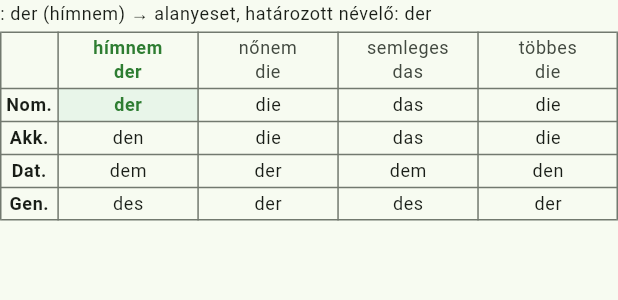
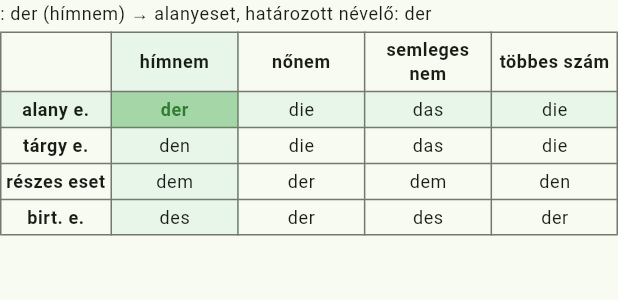
Before and after one commit to Mongoouse/szokartya, a Flutter app: the ArticleTableView widget shown alone on an empty page, opened directly with empty values, on a phone screen of 412 x 824 dp. Shown: the top 300 px of the screen. Run offline on Flutter 3.47's test engine with Material 3 defaults, Android fonts, the phone set to English and light mode, and no system bars; our stand-ins replace connectivity_plus, flutter_riverpod, flutter_secure_storage, flutter_tts, share_plus, sqflite and 1 more; accounts and stored records are empty.

Commit message:
Kártya és névelőtáblázat: példamondat a kártyán, új kiemelés
- a példamondat a kártya hátlapján, középre igazítva, a többes szám sora helyén
- az értékelés és a táblázat közvetlenül a kártya alatt, a Tovább gomb lent
- fejlécek: hímnem, nőnem, semleges nem, többes szám; alany e., tárgy e.,
  részes eset, birt. e.
- kiemelés: lágy zöld sor és oszlop, erősebb zöld metszet, vastag zöld alak,
  a megváltozott végződés feketével aláhúzva
- összevont alaknál (am, zum …) „Rendhagyó” és az elöljáró vonzata

Co-Authored-By: Claude Opus 5.5 <noreply@anthropic.com>
Claude-Session: https://claude.ai/code/session_015WFxntyyivNP2iXXQGq3oK

```diff
--- a/mobile/lib/domain/article_table.dart
+++ b/mobile/lib/domain/article_table.dart
@@ -9,15 +9,20 @@
 library;
 
 enum ArticleCase {
-  nominative('NOMINATIVE', 'Nom.', 'alanyeset'),
-  accusative('ACCUSATIVE', 'Akk.', 'tárgyeset'),
-  dative('DATIVE', 'Dat.', 'részes eset'),
-  genitive('GENITIVE', 'Gen.', 'birtokos eset');
+  nominative('NOMINATIVE', 'Nom.', 'alany e.', 'alanyeset'),
+  accusative('ACCUSATIVE', 'Akk.', 'tárgy e.', 'tárgyeset'),
+  dative('DATIVE', 'Dat.', 'részes eset', 'részes eset'),
+  genitive('GENITIVE', 'Gen.', 'birt. e.', 'birtokos eset');
 
-  const ArticleCase(this.code, this.abbreviation, this.nameHu);
+  const ArticleCase(this.code, this.abbreviation, this.label, this.nameHu);
 
   final String code;
+
+  /// Német rövidítés a vonzat jelöléséhez (an + Dat.).
   final String abbreviation;
+
+  /// A táblázat sorának fejléce.
+  final String label;
   final String nameHu;
 }
 
@@ -37,8 +42,8 @@ enum ArticleType {
 enum ArticleColumn {
   masculine('hímnem', 'der'),
   feminine('nőnem', 'die'),
-  neuter('semleges', 'das'),
-  plural('többes', 'die');
+  neuter('semleges nem', 'das'),
+  plural('többes szám', 'die');
 
   const ArticleColumn(this.nameHu, this.definite);
 
--- a/mobile/lib/features/study/article_table_view.dart
+++ b/mobile/lib/features/study/article_table_view.dart
@@ -6,22 +6,28 @@ import '../../domain/article_table.dart';
 Color articleHighlightColor(BuildContext context) =>
     Theme.of(context).brightness == Brightness.dark ? Colors.green.shade300 : Colors.green.shade800;
 
-Color _highlightBackground(BuildContext context) =>
-    Theme.of(context).brightness == Brightness.dark ? Colors.green.withValues(alpha: 0.25) : Colors.green.shade50;
+/// A kiemelt sor és oszlop lágy háttere.
+Color _softBackground(BuildContext context) =>
+    Theme.of(context).brightness == Brightness.dark ? Colors.green.withValues(alpha: 0.14) : Colors.green.shade50;
+
+/// A sor és az oszlop metszete: erősebb zöld.
+Color _strongBackground(BuildContext context) =>
+    Theme.of(context).brightness == Brightness.dark ? Colors.green.withValues(alpha: 0.4) : Colors.green.shade200;
 
 /// A példamondat, benne a névelő (einen, zum …) zölden, vastagon kiemelve.
 class HighlightedSentence extends StatelessWidget {
-  const HighlightedSentence({super.key, required this.sentence, required this.form, this.style});
+  const HighlightedSentence({super.key, required this.sentence, required this.form, this.style, this.textAlign});
 
   final String sentence;
   final String? form;
   final TextStyle? style;
+  final TextAlign? textAlign;
 
   @override
   Widget build(BuildContext context) {
     final form = this.form;
     final match = form == null ? null : _findWord(sentence, form);
-    if (form == null || match == null) return Text(sentence, style: style);
+    if (form == null || match == null) return Text(sentence, style: style, textAlign: textAlign);
     final highlight = TextStyle(fontWeight: FontWeight.bold, color: articleHighlightColor(context));
     return Text.rich(
       TextSpan(
@@ -32,6 +38,7 @@ class HighlightedSentence extends StatelessWidget {
           TextSpan(text: sentence.substring(match + form.length)),
         ],
       ),
+      textAlign: textAlign,
     );
   }
 }
@@ -42,10 +49,12 @@ int? _findWord(String sentence, String word) {
   return pattern.firstMatch(sentence)?.start;
 }
 
-/// Névelőtáblázat a példamondat alatt: négy eset × három nem + többes szám,
-/// a mondatbeli névelő fajtájának alakjaival. Zölden, vastagon kiemelve a cella,
-/// amelyből a mondat névelője származik, és az oszlop fejléce (a főnév névelője,
-/// pl. der) – így látszik, hogy a der-ből lett az ein**en**.
+/// Névelőtáblázat: négy eset × három nem + többes szám, a mondatbeli névelő
+/// fajtájának alakjaival (der/ein/kein/mein …).
+///
+/// Kiemelés: a főnév nemének oszlopa és a mondat esetének sora lágy zöld
+/// hátteret kap, a metszetük erősebb zöldet; a metszet alakja vastag zöld, a
+/// megváltozott végződés (ein**en**) feketével, egyszeresen aláhúzva.
 class ArticleTableView extends StatelessWidget {
   const ArticleTableView({super.key, required this.article, required this.gender, required this.lemma});
 
@@ -60,46 +69,68 @@ class ArticleTableView extends StatelessWidget {
     final column = article.column(gender);
     if (column == null) return const SizedBox.shrink();
     final theme = Theme.of(context);
-    final green = articleHighlightColor(context);
     final small = theme.textTheme.bodySmall;
     final border = BorderSide(color: theme.dividerColor);
+    final soft = _softBackground(context);
 
-    Widget pad(Widget child, {Color? background, Key? key}) => Container(
+    // A cella a sor teljes magasságát kitölti, így a háttér egybefüggő sávot ad.
+    Widget box(Widget child, {Color? background, Key? key}) => TableCell(
+          verticalAlignment: TableCellVerticalAlignment.intrinsicHeight,
+          child: Container(
             key: key,
             color: background,
-          padding: const EdgeInsets.symmetric(horizontal: 4, vertical: 3),
+            padding: const EdgeInsets.symmetric(horizontal: 4, vertical: 4),
             alignment: Alignment.center,
             child: child,
+          ),
         );
 
     final header = TableRow(
       children: [
-        pad(const SizedBox.shrink()),
+        box(const SizedBox.shrink()),
         for (final c in ArticleColumn.values)
-          pad(
-            Text(
-              '${c.nameHu}\n${c.definite}',
-              textAlign: TextAlign.center,
-              style: c == column
-                  ? small?.copyWith(fontWeight: FontWeight.bold, color: green)
-                  : small?.copyWith(color: theme.colorScheme.onSurfaceVariant),
-            ),
+          box(
+            Text(c.nameHu, textAlign: TextAlign.center, style: small?.copyWith(fontWeight: FontWeight.w600)),
+            background: c == column ? soft : null,
           ),
       ],
     );
 
-    TableRow row(ArticleCase c) => TableRow(
+    TableRow row(ArticleCase c) {
+      final inRow = c == article.grammaticalCase;
+      return TableRow(
         children: [
-            pad(Text(c.abbreviation, style: small?.copyWith(fontWeight: FontWeight.w600))),
-            for (final col in ArticleColumn.values) _cell(context, c, col, isTarget: c == article.grammaticalCase && col == column, pad: pad),
+          box(
+            Text(c.label, style: small?.copyWith(fontWeight: FontWeight.w600)),
+            background: inRow ? soft : null,
+          ),
+          for (final col in ArticleColumn.values)
+            _cell(context, c, col, row: inRow, column: col == column, box: box),
         ],
       );
+    }
 
+    final contraction = article.contraction;
     return Column(
       key: const Key('articleTable'),
       crossAxisAlignment: CrossAxisAlignment.start,
       children: [
         Text(_explanation(column), key: const Key('articleExplanation'), style: small),
+        // Összevont alak (am, zum, ins …): az elöljáró vonzata is látszik.
+        if (contraction != null)
+          Text.rich(
+            TextSpan(
+              style: small,
+              children: [
+                const TextSpan(text: 'Rendhagyó: ', style: TextStyle(fontWeight: FontWeight.bold)),
+                TextSpan(
+                  text: '${article.form} = ${contraction.$1} + ${contraction.$2}, '
+                      'vonzat: ${contraction.$1} + ${article.grammaticalCase.abbreviation}',
+                ),
+              ],
+            ),
+            key: const Key('articleIrregular'),
+          ),
         const SizedBox(height: 4),
         Table(
           border: TableBorder(
@@ -122,28 +153,35 @@ class ArticleTableView extends StatelessWidget {
     BuildContext context,
     ArticleCase c,
     ArticleColumn col, {
-    required bool isTarget,
-    required Widget Function(Widget child, {Color? background, Key? key}) pad,
+    required bool row,
+    required bool column,
+    required Widget Function(Widget child, {Color? background, Key? key}) box,
   }) {
     final small = Theme.of(context).textTheme.bodySmall;
+    final target = row && column;
+    final background = target ? _strongBackground(context) : (row || column ? _softBackground(context) : null);
     final form = article.cell(c, col);
-    if (form == null) return pad(Text('—', style: small));
-    final green = articleHighlightColor(context);
-    final base = isTarget ? small?.copyWith(fontWeight: FontWeight.bold, color: green) : small;
-    // A végződés (ein-en) külön kiemelve, hogy látszódjon, mi változott.
-    final ending = form.ending.isEmpty ? null : (isTarget ? base : base?.copyWith(fontWeight: FontWeight.w600));
-    return pad(
+    if (form == null) return box(Text('—', style: small), background: background);
+    if (!target) return box(Text(form.text, style: small), background: background);
+    final bold = small?.copyWith(fontWeight: FontWeight.bold, color: articleHighlightColor(context));
+    final ending = small?.copyWith(
+      fontWeight: FontWeight.bold,
+      color: articleHighlightColor(context),
+      decoration: TextDecoration.underline,
+      decorationColor: Colors.black,
+    );
+    return box(
       Text.rich(
         TextSpan(
-          style: base,
+          style: bold,
           children: [
             TextSpan(text: form.stem),
-            if (ending != null) TextSpan(text: form.ending, style: ending.copyWith(decoration: isTarget ? TextDecoration.underline : null)),
+            if (form.ending.isNotEmpty) TextSpan(text: form.ending, style: ending),
           ],
         ),
       ),
-      background: isTarget ? _highlightBackground(context) : null,
-      key: isTarget ? const Key('articleHighlight') : null,
+      background: background,
+      key: const Key('articleHighlight'),
     );
   }
 
@@ -151,13 +189,11 @@ class ArticleTableView extends StatelessWidget {
   String _explanation(ArticleColumn column) {
     final source = column == ArticleColumn.plural ? 'többes szám (die)' : '${column.definite} (${column.nameHu})';
     final form = article.cell(article.grammaticalCase, column);
-    final contraction = article.contraction;
     final buffer = StringBuffer('$lemma: $source → ${article.grammaticalCase.nameHu}, ${article.type.nameHu}');
     if (form != null) {
       buffer.write(': ');
       buffer.write(form.ending.isEmpty ? form.text : '${form.stem} + ${form.ending} = ${form.text}');
     }
-    if (contraction != null) buffer.write(' (${article.form} = ${contraction.$1} + ${contraction.$2})');
     return buffer.toString();
   }
 }
```
Also changed, not shown: mobile/lib/features/study/flashcard_view.dart (+24 -3 lines), mobile/lib/features/study/study_screen.dart (+19 -25 lines), 1 other file. Lines whose indentation alone changed are shown as unchanged.
